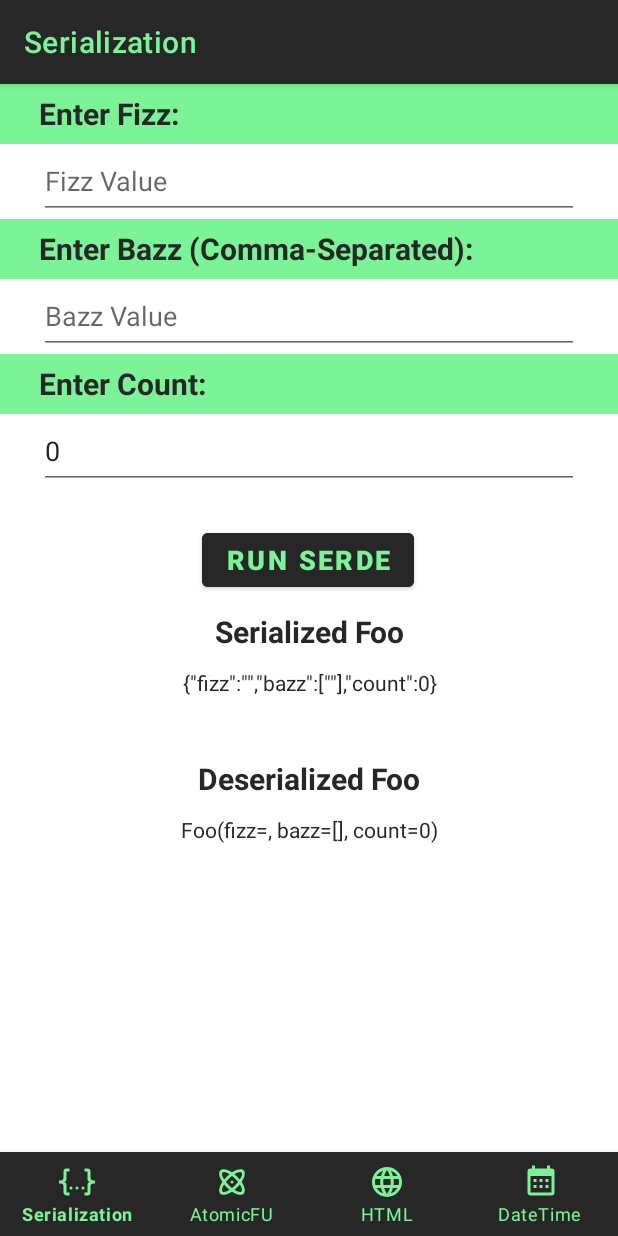
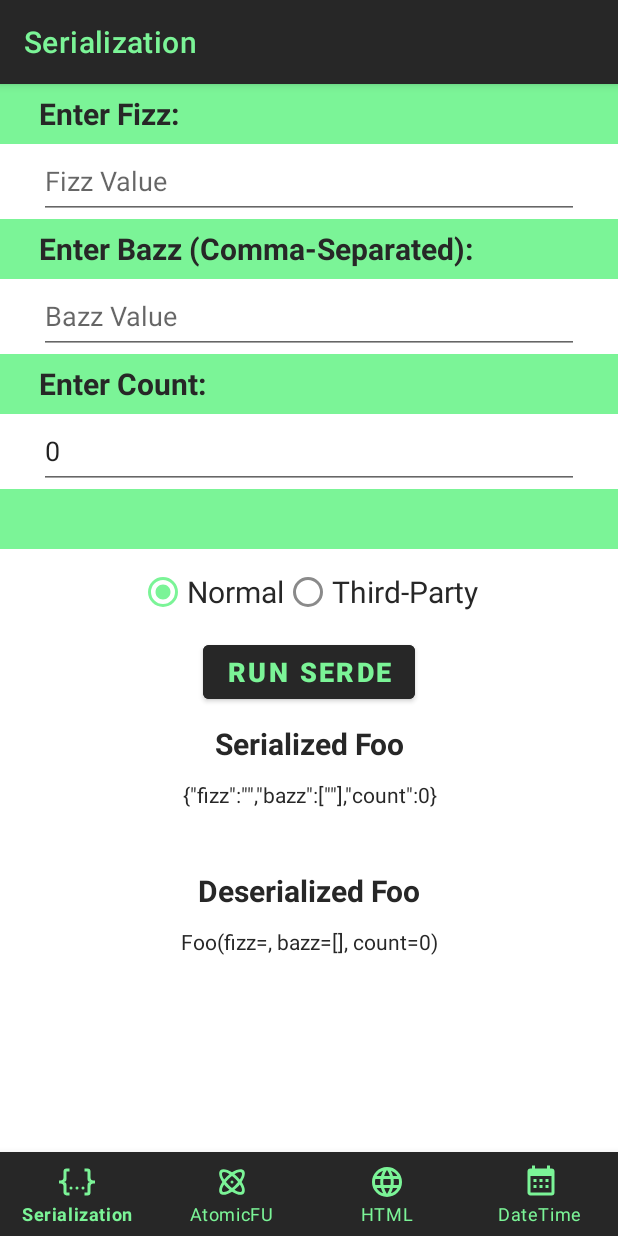
Before and after one commit to severn-everett/AndroidXDemo, an Android app: the screen it shows after launch (MainActivity), after a tap on "RUN SERDE", on a phone screen of 412 x 824 dp. Run offline under Robolectric (Android 15) with nearby library versions, the phone set to English and light mode, and no system bars; our stand-ins replace navigation-ui.

Commit message:
Added example of third-party serde operations

```diff
--- a/app/src/main/java/com/severett/androidxdemo/model/Foo.kt
+++ b/app/src/main/java/com/severett/androidxdemo/model/Foo.kt
@@ -4,3 +4,5 @@ import kotlinx.serialization.Serializable
 
 @Serializable
 data class Foo(val fizz: String, val bazz: List<String>, val count: UInt)
+
+data class ThirdPartyFoo(val fizz: String, val bazz: List<String>, val count: UInt)
--- a/app/src/main/java/com/severett/androidxdemo/ui/serialization/SerializationFragment.kt
+++ b/app/src/main/java/com/severett/androidxdemo/ui/serialization/SerializationFragment.kt
@@ -9,6 +9,8 @@ import androidx.lifecycle.ViewModelProvider
 import com.severett.androidxdemo.R
 import com.severett.androidxdemo.databinding.FragmentSerializationBinding
 import com.severett.androidxdemo.model.Foo
+import com.severett.androidxdemo.model.ThirdPartyFoo
+import com.severett.androidxdemo.serde.ThirdPartyFooSerializer
 import kotlinx.serialization.decodeFromString
 import kotlinx.serialization.encodeToString
 import kotlinx.serialization.json.Json
@@ -46,22 +48,26 @@ class SerializationFragment : Fragment() {
             viewLifecycleOwner,
             deserializedFooTextView::setText
         )
+        binding.radioTypeNormal.isChecked = true
+        binding.radioTypeThirdParty.isChecked = false
         binding.runSerdeButton.setOnClickListener {
-            val foo = Foo(
-                fizz = binding.editTextFizz.text.toString(),
-                bazz = binding.editTextBazz.text.toString().split(","),
-                count = binding.editTextCount.text.toString().toUInt()
-            )
+            val fizz = binding.editTextFizz.text.toString()
+            val bazz = binding.editTextBazz.text.toString().split(",")
+            val count = binding.editTextCount.text.toString().toUInt()
+            val checkedType = binding.serializationTypeRadioGroup.checkedRadioButtonId
+            val (encodedStr, decodedStr) = if (checkedType == binding.radioTypeNormal.id) {
+                serdeFoo(fizz, bazz, count)
+            } else {
+                serdeThirdPartyFoo(fizz, bazz, count)
+            }
             binding.serializedFooLabel.text = resources.getString(
                 R.string.label_serialization_serialized
             )
-            val encodedFoo = Json.encodeToString(foo)
-            val decodedFoo: Foo = Json.decodeFromString(encodedFoo)
-            binding.serializedFooDisplay.text = encodedFoo
+            binding.serializedFooDisplay.text = encodedStr
             binding.deserializedFooLabel.text = resources.getString(
                 R.string.label_serialization_deserialized
             )
-            binding.deserializedFooDisplay.text = decodedFoo.toString()
+            binding.deserializedFooDisplay.text = decodedStr
         }
         return root
     }
@@ -70,4 +76,22 @@ class SerializationFragment : Fragment() {
         super.onDestroyView()
         _binding = null
     }
+
+    private fun serdeFoo(fizz: String, bazz: List<String>, count: UInt): Pair<String, String> {
+        val foo = Foo(fizz, bazz, count)
+        val encodedFoo = Json.encodeToString(foo)
+        val decodedFoo: Foo = Json.decodeFromString(encodedFoo)
+        return encodedFoo to decodedFoo.toString()
+    }
+
+    private fun serdeThirdPartyFoo(
+        fizz: String,
+        bazz: List<String>,
+        count: UInt
+    ): Pair<String, String> {
+        val foo = ThirdPartyFoo(fizz, bazz, count)
+        val encodedFoo = Json.encodeToString(ThirdPartyFooSerializer, foo)
+        val decodedFoo = Json.decodeFromString(ThirdPartyFooSerializer, encodedFoo)
+        return encodedFoo to decodedFoo.toString()
+    }
 }
--- a/app/src/main/res/layout/fragment_serialization.xml
+++ b/app/src/main/res/layout/fragment_serialization.xml
@@ -93,6 +93,25 @@
         app:layout_constraintTop_toBottomOf="@+id/editTextBazz"
         tools:text="@string/input_serialization_count" />
 
+    <TextView
+        android:id="@+id/selectTypeLabel"
+        android:layout_width="0dp"
+        android:layout_height="40dp"
+        android:background="@color/apiumhub_green_main"
+        android:gravity="center_vertical"
+        android:paddingStart="26dp"
+        android:paddingEnd="26dp"
+        android:textAppearance="@style/TextAppearance.AppCompat.Medium"
+        android:textColor="@color/black"
+        android:textSize="20sp"
+        android:textStyle="bold"
+        android:visibility="visible"
+        app:layout_constraintEnd_toEndOf="parent"
+        app:layout_constraintHorizontal_bias="0.0"
+        app:layout_constraintStart_toStartOf="parent"
+        app:layout_constraintTop_toBottomOf="@+id/editTextCount"
+        tools:text="@string/input_serialization_type" />
+
     <EditText
         android:id="@+id/editTextCount"
         android:layout_width="360dp"
@@ -112,7 +131,6 @@
         android:layout_width="wrap_content"
         android:layout_height="wrap_content"
         android:layout_marginStart="158dp"
-        android:layout_marginTop="23dp"
         android:layout_marginEnd="159dp"
         android:backgroundTint="@color/black"
         android:text="@string/button_serialization_execute"
@@ -120,8 +138,9 @@
         android:textSize="18sp"
         android:textStyle="bold"
         app:layout_constraintEnd_toEndOf="parent"
+        app:layout_constraintHorizontal_bias="0.489"
         app:layout_constraintStart_toStartOf="parent"
-        app:layout_constraintTop_toBottomOf="@+id/editTextCount" />
+        app:layout_constraintTop_toBottomOf="@+id/serializationTypeRadioGroup" />
 
     <TextView
         android:id="@+id/serializedFooLabel"
@@ -181,4 +200,33 @@
         app:layout_constraintStart_toStartOf="parent"
         app:layout_constraintTop_toBottomOf="@+id/deserializedFooLabel" />
 
+    <RadioGroup
+        android:id="@+id/serializationTypeRadioGroup"
+        android:layout_width="0dp"
+        android:layout_height="58dp"
+        android:layout_marginStart="26dp"
+        android:layout_marginEnd="26dp"
+        android:gravity="center"
+        android:orientation="horizontal"
+        app:layout_constraintEnd_toEndOf="parent"
+        app:layout_constraintStart_toStartOf="parent"
+        app:layout_constraintTop_toBottomOf="@+id/selectTypeLabel">
+
+        <RadioButton
+            android:id="@+id/radioTypeNormal"
+            android:layout_width="wrap_content"
+            android:layout_height="wrap_content"
+            android:text="@string/label_serialization_type_radio_normal"
+            android:textColor="@color/black"
+            android:textSize="20sp" />
+
+        <RadioButton
+            android:id="@+id/radioTypeThirdParty"
+            android:layout_width="wrap_content"
+            android:layout_height="wrap_content"
+            android:text="@string/label_serialization_type_radio_third_party"
+            android:textColor="@color/black"
+            android:textSize="20sp" />
+    </RadioGroup>
+
 </androidx.constraintlayout.widget.ConstraintLayout>
--- a/app/src/main/res/values/strings.xml
+++ b/app/src/main/res/values/strings.xml
@@ -18,6 +18,7 @@
     <string name="input_serialization_fizz">Enter Fizz:</string>
     <string name="input_serialization_bazz">Enter Bazz (Comma-Separated):</string>
     <string name="input_serialization_count">Enter Count:</string>
+    <string name="input_serialization_type">Select Type:</string>
     <!-- Labels -->
     <string name="label_atomicfu_header">\"Up And Atom!\" Variable Races</string>
     <string name="label_datetime_date_demo">Date Demo</string>
@@ -27,6 +28,8 @@
     <string name="label_html_italics">Italics</string>
     <string name="label_html_bold">Bold</string>
     <string name="label_html_underlined"><u>Underlined</u></string>
+    <string name="label_serialization_type_radio_normal">Normal</string>
+    <string name="label_serialization_type_radio_third_party">Third-Party</string>
     <string name="label_serialization_serialized">Serialized Foo</string>
     <string name="label_serialization_deserialized">Deserialized Foo</string>
     <!-- Defaults -->
```
Also changed, not shown: app/src/main/java/com/severett/androidxdemo/serde/ThirdPartyFooSerializer.kt (added, +53 -0 lines).
